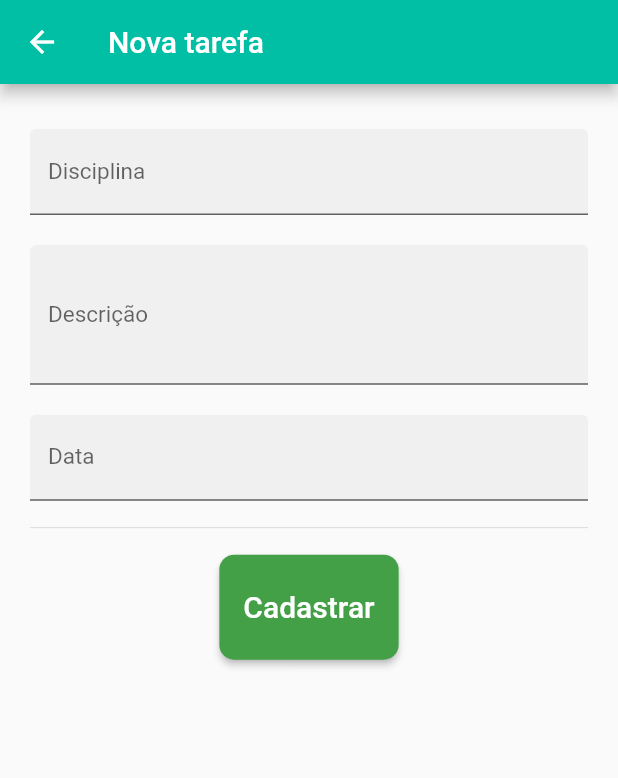
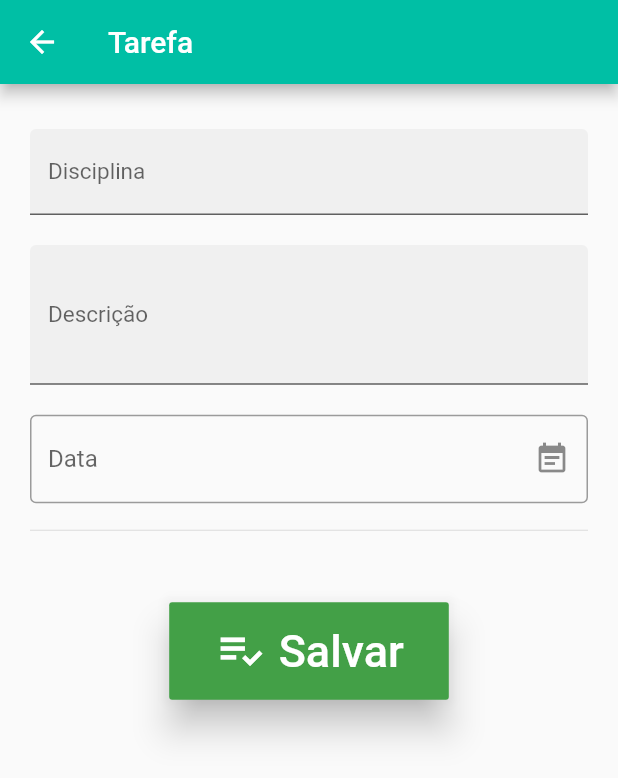
Before and after one commit to RafaelaSMiranda/help_students_PDM, a Flutter app: the TarefaForm screen opened by its route, on a phone screen of 412 x 824 dp. Shown: the top 778 px of the screen. Run offline on Flutter 3.47's test engine with Material 2 defaults, Android fonts, the phone set to English and light mode, and no system bars; drawn by our look-alikes of date_field; our stand-ins replace mask_text_input_formatter, rflutter_alert.

Commit message:
listagem e edição das tarefas

```diff
--- a/lib/modulos/components/button_widget.dart
+++ b/lib/modulos/components/button_widget.dart
@@ -1,5 +1,4 @@
 import 'package:flutter/material.dart';
-import 'package:help_students/shared/themes/app_colors.dart';
 
 class ButtonWidget extends StatelessWidget {
   final String label;
--- a/lib/modulos/home/home_page.dart
+++ b/lib/modulos/home/home_page.dart
@@ -1,15 +1,11 @@
 import 'package:help_students/modulos/components/appDrawer.dart';
 import 'package:help_students/modulos/components/button_widget.dart';
-import 'package:help_students/modulos/components/create_table.widget.dart';
-import 'package:help_students/modulos/components/input_text_widget.dart';
-import 'package:help_students/providers/tarefa_controle.dart';
 import 'package:help_students/shared/themes/app_colors.dart';
 import 'package:help_students/shared/themes/app_images.dart';
 import 'package:flutter/material.dart';
 import 'package:help_students/shared/themes/app_text_styles.dart';
 import 'package:flutter/cupertino.dart';
 import 'package:help_students/utils/app_routes.dart';
-import 'package:provider/provider.dart';
 import 'package:rflutter_alert/rflutter_alert.dart';
 
 //
--- a/lib/modulos/login/login_page.dart
+++ b/lib/modulos/login/login_page.dart
@@ -1,4 +1,3 @@
-import 'package:help_students/modulos/Cadastro/cadastroPage.dart';
 import 'package:help_students/modulos/EsqueciSenha/esqueciPage.dart';
 import 'package:help_students/modulos/components/button_widget.dart';
 import 'package:help_students/modulos/components/input_text_widget.dart';
--- a/lib/modulos/tarefas/tarefa_form.dart
+++ b/lib/modulos/tarefas/tarefa_form.dart
@@ -1,5 +1,6 @@
 import 'dart:async';
 
+import 'package:date_field/date_field.dart';
 import 'package:flutter/cupertino.dart';
 import 'package:flutter/material.dart';
 import 'package:help_students/modulos/components/button_widget.dart';
@@ -20,10 +21,11 @@ class TarefaForm extends StatefulWidget {
 class _TarefaFormState extends State<TarefaForm> {
   String _materia = "";
   String _descricao = "";
-  String _data = "";
+  DateTime _data = DateTime.now();
   final _form = GlobalKey<FormState>();
   final _formData = Map<String, Object>();
   bool _carregando = false;
+  bool formEdit = false;
   var maskFormatter = new MaskTextInputFormatter(
       mask: '##/##/####', filter: {"#": RegExp(r'[0-9]')});
 
@@ -37,6 +39,7 @@ class _TarefaFormState extends State<TarefaForm> {
         _formData['materia'] = tarefa.materia;
         _formData['descricao'] = tarefa.descricao;
         _formData['data'] = tarefa.data;
+        formEdit = true;
       }
     }
   }
@@ -68,6 +71,21 @@ class _TarefaFormState extends State<TarefaForm> {
         await tarefas.updatetarefa(tarefa);
       }
       Navigator.of(context).pop();
+      if (formEdit) {
+        await showDialog<Null>(
+          context: context,
+          builder: (ctx) => AlertDialog(
+            title: Text('Tarefa atualizada!'),
+            content: Text('A tarefa ' +
+                _descricao +
+                ' do curso ' +
+                _materia +
+                ' para o dia ' +
+                ' foi atualizada com sucesso.'),
+            backgroundColor: Colors.green[100],
+          ),
+        );
+      } else {
         await showDialog<Null>(
           context: context,
           builder: (ctx) => AlertDialog(
@@ -77,17 +95,18 @@ class _TarefaFormState extends State<TarefaForm> {
                 ' do curso ' +
                 _materia +
                 ' para o dia ' +
-              _data +
                 ' foi cadastrada com sucesso.'),
             backgroundColor: Colors.green[100],
           ),
         );
+      }
     } catch (error) {
       await showDialog<Null>(
         context: context,
         builder: (ctx) => AlertDialog(
           title: Text('Houve um erro!'),
-          content: Text('Houve um erro pra salvar a tarefa "' + _materia + '".'),
+          content:
+              Text('Houve um erro pra salvar a tarefa "' + _materia + '".'),
           backgroundColor: Colors.red[100],
         ),
       );
@@ -104,7 +123,7 @@ class _TarefaFormState extends State<TarefaForm> {
     return Scaffold(
       appBar: AppBar(
         backgroundColor: AppColors.primary,
-        title: Text('Nova tarefa'),
+        title: Text('Tarefa'),
       ),
       body: _carregando
           ? Center(
@@ -168,47 +187,50 @@ class _TarefaFormState extends State<TarefaForm> {
                     Padding(
                       padding: EdgeInsets.only(bottom: 10, top: 10),
                       child: Column(
-                        children: [
-                          TextFormField(
-                            inputFormatters: [maskFormatter],
-                            initialValue: _formData['data'],
-                            style: TextStyles.input,
-                            decoration: InputDecoration(
+                        children: <Widget>[
+                          DateTimeFormField(
+                            decoration: const InputDecoration(
+                              hintStyle: TextStyle(color: Colors.black45),
+                              errorStyle: TextStyle(color: Colors.redAccent),
+                              border: OutlineInputBorder(),
+                              suffixIcon: Icon(Icons.event_note),
                               labelText: 'Data',
-                              filled: true,
                             ),
-                            keyboardType: TextInputType.datetime,
-                            onSaved: (value) => _formData['data'] = value,
-                            validator: (value) {
-                              bool isEmpty = value.trim().isEmpty;
-                              if (isEmpty) {
-                                return 'Informe a data da tarefa!';
-                              }
-                              return null;
+                            mode: DateTimeFieldPickerMode.dateAndTime,
+                            autovalidateMode: AutovalidateMode.always,
+                            validator: (e) => (e?.day ?? 0) == 1
+                                ? 'Este não é o primeiro dia'
+                                : null,
+                            onDateSelected: (DateTime value) {
+                              _formData['data'] = value;
+                              print(value);
                             },
                           ),
                         ],
                       ),
                     ),
                     Divider(),
+                    SizedBox(height: 30),
                     Padding(
                         padding: EdgeInsets.only(top: 10),
                         child: Column(
                           children: [
-                            ButtonTheme(
-                              height: 70.0,
-                              child: RaisedButton(
-                                onPressed: () => {_saveForm()},
-                                shape: new RoundedRectangleBorder(
-                                    borderRadius:
-                                        new BorderRadius.circular(10.0)),
-                                child: Text(
-                                  "Cadastrar",
+                            RaisedButton.icon(
+                              padding: EdgeInsets.symmetric(
+                                  horizontal: 30, vertical: 15),
+                              elevation: 10,
+                              icon: Icon(
+                                Icons.playlist_add_check,
+                                color: Colors.white,
+                                size: 35,
+                              ),
+                              label: Text(
+                                'Salvar',
                                 style: TextStyle(
-                                      color: Colors.white, fontSize: 20),
+                                    color: Colors.white, fontSize: 30),
                               ),
                               color: Colors.green[600],
-                              ),
+                              onPressed: () => {_saveForm()},
                             ),
                           ],
                         )),
--- a/lib/modulos/tarefas/tarefa_list.dart
+++ b/lib/modulos/tarefas/tarefa_list.dart
@@ -38,6 +38,7 @@ class ListaTarefas extends StatelessWidget {
         child: ListView.builder(
           itemCount: tarefasDados.itemsCount,
           itemBuilder: (ctx, i) => Column(
+
             children: <Widget>[
               InserirTarefa(tarefas[i]),
               Divider(),
--- a/lib/providers/tarefa.dart
+++ b/lib/providers/tarefa.dart
@@ -8,7 +8,7 @@ class Tarefa with ChangeNotifier {
   final String id;
   final String materia;
   final String descricao;
-  final String data;
+  final DateTime data;
   bool concluido;
 
   Tarefa(
@@ -16,7 +16,7 @@ class Tarefa with ChangeNotifier {
       @required this.materia,
       @required this.descricao,
       @required this.data,
-      this.concluido= false});
+      this.concluido = false});
 
   void _toggleConcluido() {
     concluido = !concluido;
--- a/lib/shared/themes/app_text_styles.dart
+++ b/lib/shared/themes/app_text_styles.dart
@@ -19,4 +19,12 @@ class TextStyles {
   static final curso = TextStyle(
     fontSize: 15,
   );
+  static final descricao = TextStyle(
+    fontSize: 17,
+  );
+
+  static final materia = TextStyle(
+    fontSize: 17,
+    fontWeight: FontWeight.bold,
+  );
 }
--- a/pubspec.yaml
+++ b/pubspec.yaml
@@ -23,6 +23,8 @@ environment:
 dependencies:
   flutter:
     sdk: flutter
+  flutter_localizations:
+    sdk: flutter
   provider: ^4.0.5
   intl: ^0.16.1
   http: ^0.12.1
@@ -33,6 +35,8 @@ dependencies:
   font_awesome_flutter: ^9.1.0
   rflutter_alert: ^2.0.2
   mask_text_input_formatter: ^2.0.0
+  datetime_picker_formfield: ^1.0.0
+  date_field: ^1.0.5
 
 
 dev_dependencies:
```
Also changed, not shown: lib/modulos/tarefas/tarefa_insert.dart (+76 -52 lines), lib/providers/tarefa_controle.dart (+32 -13 lines), pubspec.lock. Lines whose indentation alone changed are shown as unchanged.
